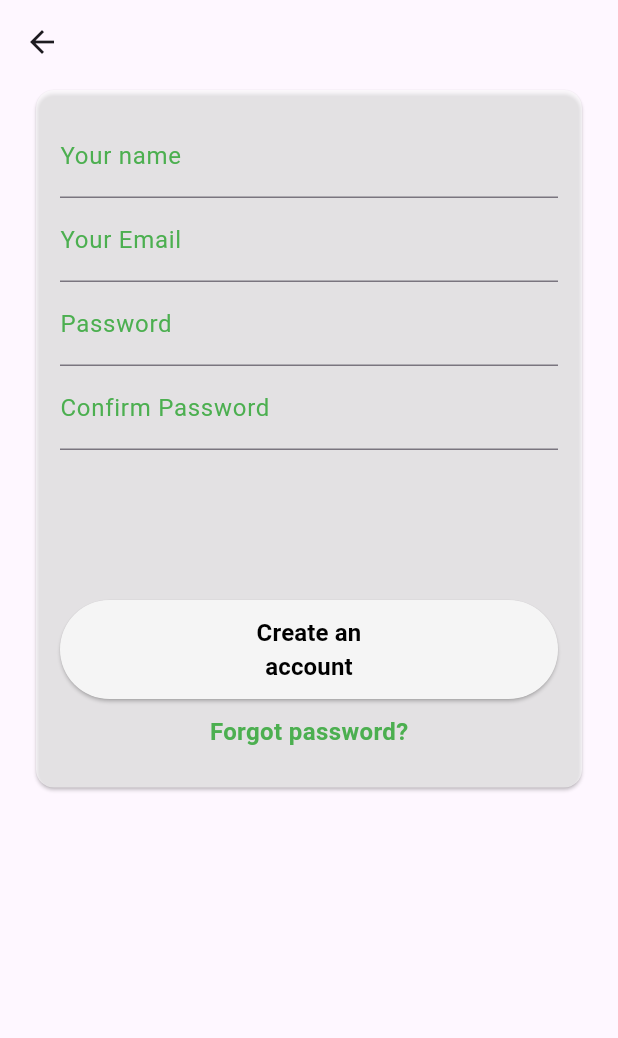
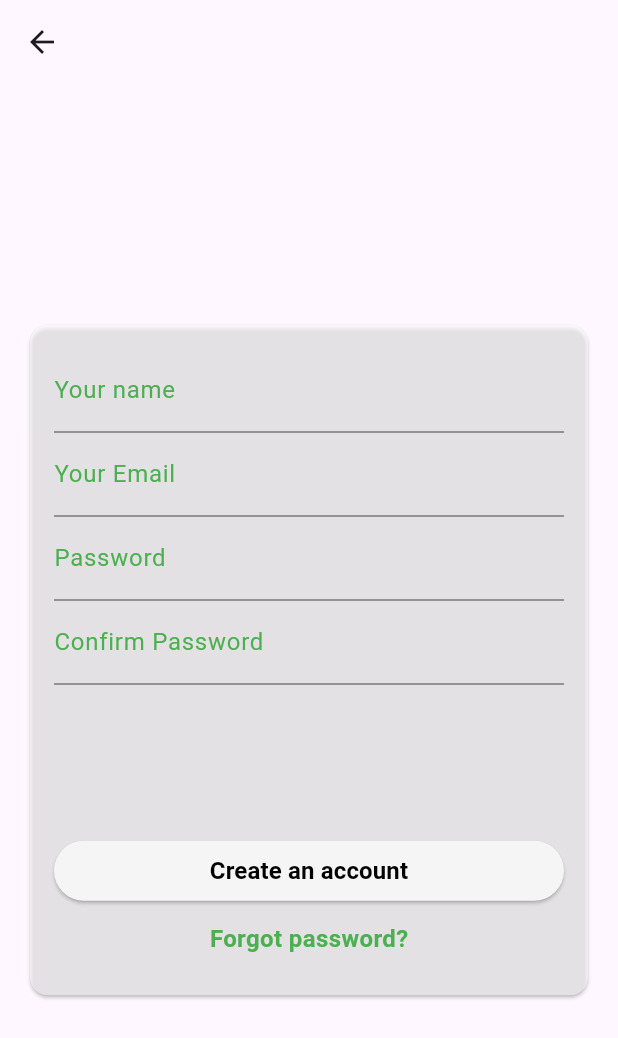
Before and after one commit to rarahat02/Chat-application-by-Flutter-and-Firebase, a Flutter app: the screen it shows after launch, after a tap on "Sign up with mail", on a phone screen of 412 x 824 dp. Shown: the top 1038 px of the screen. Run offline on Flutter 3.47's test engine with Material 3 defaults, Android fonts, the phone set to English and light mode, and no system bars; our stand-ins replace cloud_firestore, convex_bottom_bar, equatable, firebase_auth, firebase_core, flutter_hooks and 6 more; accounts and stored records are empty; generated files the repository leaves out were written again.

Commit message:
chore: landscape mode responsive UI support added

```diff
--- a/lib/features/auth/ui/get_started_screen.dart
+++ b/lib/features/auth/ui/get_started_screen.dart
@@ -1,3 +1,6 @@
+import 'package:chat_app_firebase_riverpod/common/widgets/responsive_center.dart';
+import 'package:chat_app_firebase_riverpod/constants/app_sizes.dart';
+import 'package:chat_app_firebase_riverpod/constants/breakpoints.dart';
 import 'package:chat_app_firebase_riverpod/constants/colors.dart';
 import 'package:chat_app_firebase_riverpod/routing/app_router.dart';
 import 'package:flutter/material.dart';
@@ -14,9 +17,9 @@ class GetStartedScreen extends StatelessWidget {
     return SafeArea(
       child: Scaffold(
         backgroundColor: backgroundColor,
-        body: Center(
-          child: Padding(
-            padding: const EdgeInsets.all(16.0),
+        body: ResponsiveCenter(
+          maxContentWidth: Breakpoint.tablet,
+          padding: const EdgeInsets.symmetric(horizontal: Sizes.p16),
           child: Card(
             color: cardColor,
             child: Padding(
@@ -80,7 +83,6 @@ class GetStartedScreen extends StatelessWidget {
           ),
         ),
       ),
-      ),
     );
   }
 }
--- a/lib/features/auth/ui/register_card.dart
+++ b/lib/features/auth/ui/register_card.dart
@@ -44,8 +44,6 @@ class RegisterCard extends HookConsumerWidget {
         Navigator.of(context).pop();
       }
     });
-
-    final size = MediaQuery.of(context).size;
 
     return SingleChildScrollView(
       child: Card(
@@ -110,8 +108,6 @@ class RegisterCard extends HookConsumerWidget {
                         focusNode: passwordFocusNode,
                         textInputAction: TextInputAction.next,
                         onFieldSubmitted: (_) {
-                          // handleSubmit(
-                          //     _emailController.text, _paswordController.text);
                           FocusScope.of(context)
                               .requestFocus(confirmPasswordFocusNode);
                         },
@@ -152,11 +148,11 @@ class RegisterCard extends HookConsumerWidget {
                   SizedBox(
                     child: Column(
                       children: [
-                        ElevatedButton(
+                        SizedBox(
+                          width: double.infinity,
+                          child: ElevatedButton(
                             style: ElevatedButton.styleFrom(
                               backgroundColor: Colors.grey.shade100,
-                            padding: EdgeInsets.symmetric(
-                                horizontal: size.width * 0.3, vertical: 10),
                             ),
                             onPressed: () => handleSubmit(),
                             child: const Text(
@@ -166,6 +162,7 @@ class RegisterCard extends HookConsumerWidget {
                                   fontSize: 16,
                                   fontWeight: FontWeight.bold,
                                   color: textColor),
+                            ),
                           ),
                         ),
                         const SizedBox(
--- a/lib/features/auth/ui/register_screen.dart
+++ b/lib/features/auth/ui/register_screen.dart
@@ -1,9 +1,13 @@
+import 'package:chat_app_firebase_riverpod/common/widgets/responsive_center.dart';
+import 'package:chat_app_firebase_riverpod/constants/app_sizes.dart';
+import 'package:chat_app_firebase_riverpod/constants/breakpoints.dart';
 import 'package:chat_app_firebase_riverpod/constants/colors.dart';
 import 'package:chat_app_firebase_riverpod/features/auth/ui/register_card.dart';
 import 'package:flutter/material.dart';
 
 class RegisterScreen extends StatelessWidget {
   static const routeName = '/register';
+
   const RegisterScreen({super.key});
 
   @override
@@ -14,9 +18,10 @@ class RegisterScreen extends StatelessWidget {
         backgroundColor: backgroundColor,
         primary: true,
       ),
-      body: Container(
-        margin: const EdgeInsets.symmetric(horizontal: 20),
-        child: const RegisterCard(),
+      body: const ResponsiveCenter(
+        maxContentWidth: Breakpoint.tablet,
+        padding: EdgeInsets.symmetric(horizontal: Sizes.p16),
+        child: RegisterCard(),
       ),
     );
   }
--- a/lib/features/chat/data/message.dart
+++ b/lib/features/chat/data/message.dart
@@ -15,7 +15,6 @@ class MessageModel {
     required this.timestamp,
   });
 
-  // conver to map
   Map<String, dynamic> toMap() {
     return {
       'senderId': senderId,
--- a/lib/features/home/ui/home_screen.dart
+++ b/lib/features/home/ui/home_screen.dart
@@ -1,7 +1,7 @@
 import 'package:chat_app_firebase_riverpod/constants/colors.dart';
 import 'package:chat_app_firebase_riverpod/features/chat/ui/chat_list_screen.dart';
 import 'package:chat_app_firebase_riverpod/features/home/ui/custom_bottom_navigation_bar.dart';
-import 'package:chat_app_firebase_riverpod/features/notification/ui/notifications_body.dart';
+import 'package:chat_app_firebase_riverpod/features/notification/ui/notification_list_screen.dart';
 import 'package:flutter/material.dart';
 
 import 'custom_appbar.dart';
@@ -19,7 +19,7 @@ class _HomeScreenState extends State<HomeScreen> {
 
   final List _screenBody = const [
     ChatListScreen(),
-    NotificationsBody(),
+    NotificationListScreen(),
   ];
 
   @override
```
Also changed, not shown: lib/features/auth/ui/login_card.dart (+4 -5 lines), lib/features/auth/ui/login_screen.dart (+7 -3 lines), lib/features/chat/service/chat_service.dart (+4 -4 lines), lib/features/chat/ui/chat_list_screen.dart (+6 -2 lines), lib/features/chat/ui/chat_view_screen.dart (+8 -2 lines), lib/features/notification/ui/notification_list_screen.dart (added, +12 -0 lines). Lines whose indentation alone changed are shown as unchanged.
